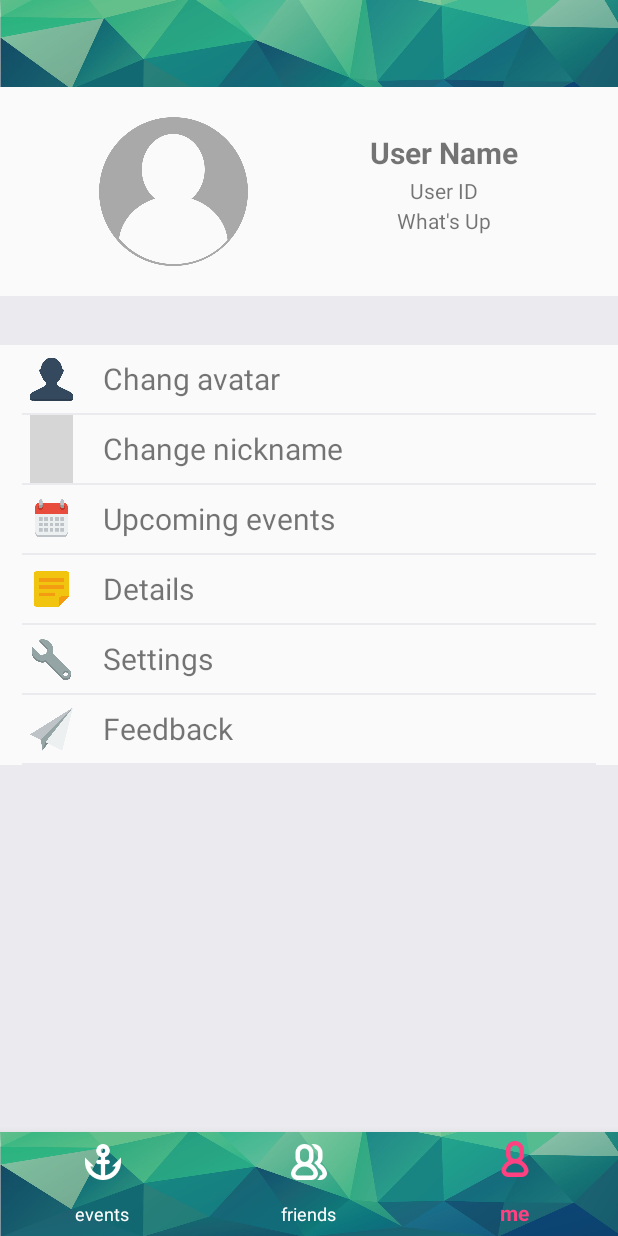
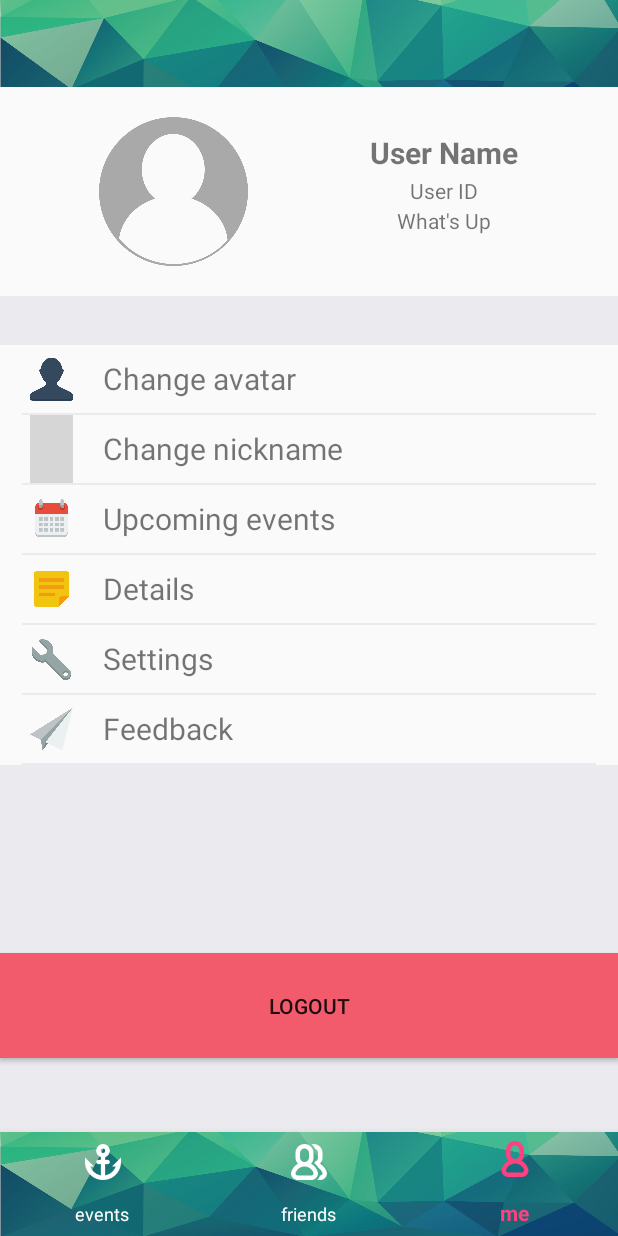
Before and after one commit to lingxuan925/iF---login-and-join-the-fun, an Android app: the MainActivity screen opened directly, with no data from a screen before it, item 3 of the bottom bar chosen, on a phone screen of 412 x 824 dp. Run offline under Robolectric (Android 15) with nearby library versions, the light colour scheme and no system bars; our stand-ins replace Firebase (no records; nobody signed in at launch, a user with empty details on screens opened directly); grey boxes are pictures that could not be loaded.

Commit message:
removed login button from starting page. only using signup button now which goes to a new view where you can either signup a user account or sign in with google. added logout button and functionality. added functionality when pressing back button from application, it will go to home screen

```diff
--- a/app/src/main/java/com/example/lingxuan925/anif/Signup.java
+++ b/app/src/main/java/com/example/lingxuan925/anif/Signup.java
@@ -6,7 +6,6 @@ import android.support.annotation.NonNull;
 import android.support.annotation.Nullable;
 import android.support.v7.app.AppCompatActivity;
 import android.support.v7.widget.Toolbar;
-import android.util.EventLog;
 import android.util.Log;
 import android.view.View;
 import android.widget.TextView;
--- a/app/src/main/java/com/example/lingxuan925/anif/User.java
+++ b/app/src/main/java/com/example/lingxuan925/anif/User.java
@@ -1,26 +1,35 @@
 package com.example.lingxuan925.anif;
 
-import android.content.Context;
-import android.graphics.Path;
-import android.net.Uri;
+import android.content.Intent;
 import android.os.Bundle;
 import android.support.annotation.NonNull;
 import android.support.v4.app.Fragment;
 import android.view.LayoutInflater;
 import android.view.View;
 import android.view.ViewGroup;
+import android.widget.Button;
 import android.widget.ListView;
+
+import com.google.firebase.auth.FirebaseAuth;
 
 import java.util.ArrayList;
 
 
-public class User extends Fragment {
+public class User extends Fragment implements View.OnClickListener {
     private ArrayList<Option> optionList = new ArrayList<>();
+    private Button logoutBtn;
+    FirebaseAuth mAuth;
+    FirebaseAuth.AuthStateListener mAuthListener;
 
     public User() {
         // Required empty public constructor
     }
 
+    @Override
+    public void onStart() {
+        super.onStart();
+        mAuth.addAuthStateListener(mAuthListener);
+    }
 
     @Override
     public void onCreate(Bundle savedInstanceState) {
@@ -34,13 +43,25 @@ public class User extends Fragment {
         // Inflate the layout for this fragment
         View view = inflater.inflate(R.layout.fragment_user, container, false);
         OptionAdapter adapter = new OptionAdapter(view.getContext(), R.layout.option_item, optionList);
-        ListView listView = (ListView) view.findViewById(R.id.options_list);
+        ListView listView = view.findViewById(R.id.options_list);
         listView.setAdapter(adapter);
+        mAuth = FirebaseAuth.getInstance();
+        logoutBtn = view.findViewById(R.id.signout);
+        logoutBtn.setOnClickListener(this);
+
+        mAuthListener = new FirebaseAuth.AuthStateListener() {
+            @Override
+            public void onAuthStateChanged(@NonNull FirebaseAuth firebaseAuth) {
+                if (firebaseAuth.getCurrentUser() == null) {
+                    startActivity(new Intent(getActivity(), SignInPage.class));
+                }
+            }
+        };
         return view;
     }
 
     private void initOptions(){
-        Option option1 = new Option("Chang avatar", R.drawable.profile_icon);
+        Option option1 = new Option("Change avatar", R.drawable.profile_icon);
         optionList.add(option1);
         Option option2 = new Option("Change nickname", R.drawable.pencil_icon);
         optionList.add(option2);
@@ -54,4 +75,8 @@ public class User extends Fragment {
         optionList.add(option6);
     }
 
+    @Override
+    public void onClick(View view) {
+        if (view.getId() == R.id.signout) mAuth.signOut();
+    }
 }
--- a/app/src/main/res/layout/fragment_user.xml
+++ b/app/src/main/res/layout/fragment_user.xml
@@ -83,4 +83,17 @@
         android:paddingTop="5dp"
         android:scrollbars="none" />
 
+    <TextView
+        android:layout_width="match_parent"
+        android:layout_height="0dp"
+        android:layout_weight="6" />
+
+    <Button
+        android:layout_width="match_parent"
+        android:layout_height="0dp"
+        android:layout_weight="10"
+        android:background="@color/lightRed"
+        android:text="Logout"
+        android:id="@+id/signout" />
+
 </LinearLayout>
```
Also changed, not shown: app/src/main/java/com/example/lingxuan925/anif/MainActivity.java (+8 -2 lines), app/src/main/java/com/example/lingxuan925/anif/SignInPage.java (+1 -25 lines), app/src/main/res/layout/activity_signin_screen.xml (+1 -9 lines).
